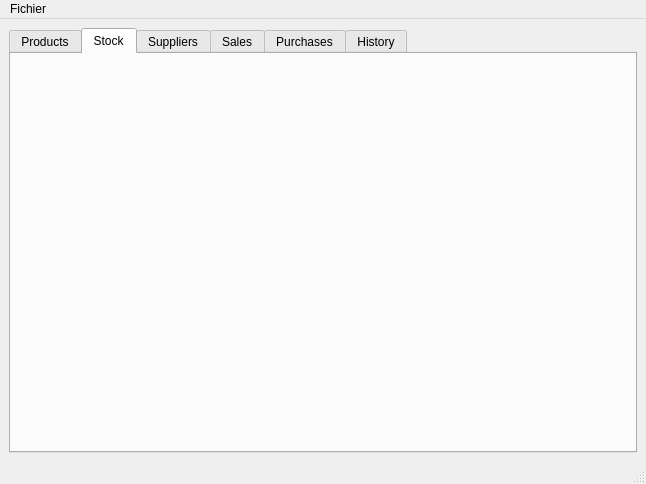
This is inventory-manager/main.ui in lepetoc/rendu-module-desktop as Qt 5 draws it before an edit. The edited form follows.
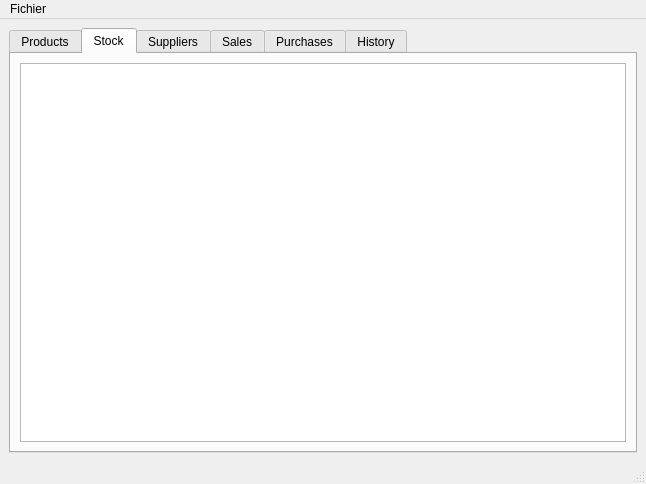
This is the edited form. The open tabs and pages were chosen to show the change.

The edit to the form file:
```diff
--- a/inventory-manager/main.ui
+++ b/inventory-manager/main.ui
@@ -34,7 +34,11 @@
        <attribute name="title">
         <string>Stock</string>
        </attribute>
-       <layout class="QGridLayout" name="gridLayout_3"/>
+       <layout class="QGridLayout" name="gridLayout_3">
+        <item row="0" column="0">
+         <widget class="QTableView" name="tableView"/>
+        </item>
+       </layout>
       </widget>
       <widget class="QWidget" name="tab_suppliers">
        <attribute name="title">
```
Left out of the diff: 6 changed lines with no effect on the pictures.
